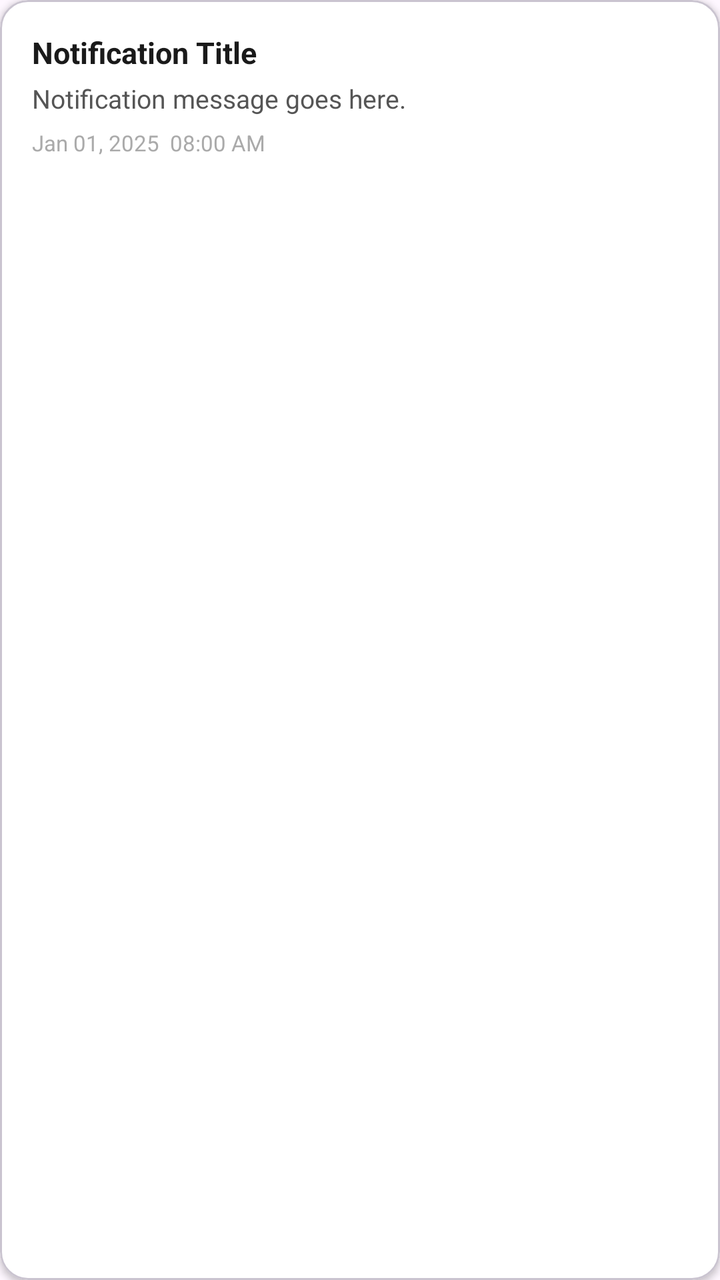
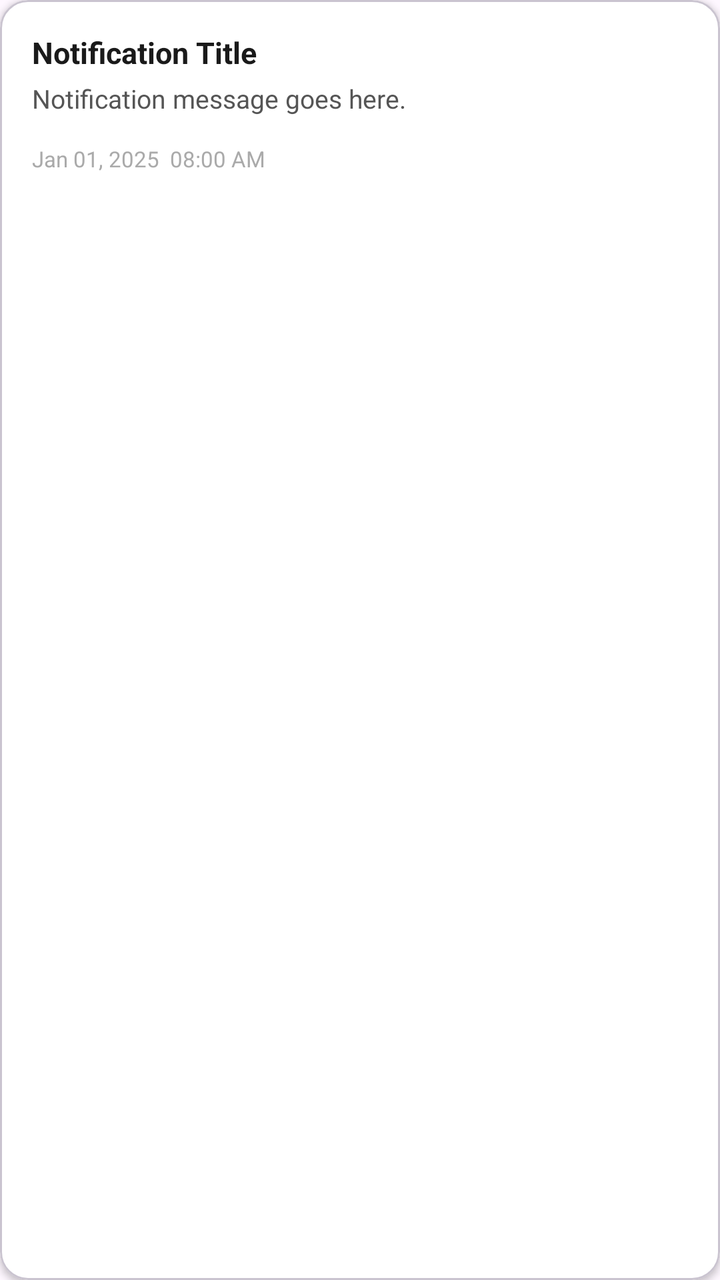

An Android layout rendered at two revisions. The XML below is the earlier revision; the diff shows what the commit changed to produce the second picture.
<!-- AndroidManifest.xml: application theme Theme.StreetAssist -->
<!-- res/layout/item_notification.xml -->
<?xml version="1.0" encoding="utf-8"?>
<com.google.android.material.card.MaterialCardView
    xmlns:android="http://schemas.android.com/apk/res/android"
    xmlns:app="http://schemas.android.com/apk/res-auto"
    android:layout_width="match_parent"
    android:layout_height="wrap_content"
    android:layout_marginBottom="10dp"
    app:cardBackgroundColor="@android:color/white"
    app:cardCornerRadius="14dp"
    app:cardElevation="2dp">

    <RelativeLayout
        android:layout_width="match_parent"
        android:layout_height="wrap_content"
        android:padding="16dp">

        
        <View
            android:id="@+id/dotUnread"
            android:layout_width="10dp"
            android:layout_height="10dp"
            android:layout_alignParentEnd="true"
            android:layout_centerVertical="true"
            android:background="@drawable/circle_bg_light_blue"
            android:backgroundTint="#4169E1"
            android:visibility="gone" />

        
        <TextView
            android:id="@+id/tvNotifTitle"
            android:layout_width="wrap_content"
            android:layout_height="wrap_content"
            android:layout_toStartOf="@id/dotUnread"
            android:text="Notification Title"
            android:textColor="#1A1A1A"
            android:textSize="15sp"
            android:textStyle="bold" />

        
        <TextView
            android:id="@+id/tvNotifMessage"
            android:layout_width="match_parent"
            android:layout_height="wrap_content"
            android:layout_below="@id/tvNotifTitle"
            android:layout_marginTop="4dp"
            android:layout_toStartOf="@id/dotUnread"
            android:text="Notification message goes here."
            android:textColor="#555555"
            android:textSize="13sp" />

        
        <TextView
            android:id="@+id/tvNotifTime"
            android:layout_width="wrap_content"
            android:layout_height="wrap_content"
            android:layout_below="@id/tvNotifMessage"
            android:layout_marginTop="6dp"
            android:text="Jan 01, 2025  08:00 AM"
            android:textColor="#AAAAAA"
            android:textSize="11sp" />

    </RelativeLayout>
</com.google.android.material.card.MaterialCardView>
<!-- resources referenced by this layout -->
<resources>
  <!-- drawable circle_bg_light_blue (drawable) -->
  <?xml version="1.0" encoding="utf-8"?>
  <selector xmlns:android="http://schemas.android.com/apk/res/android">
      <shape xmlns:android="http://schemas.android.com/apk/res/android" android:shape="oval">
          <solid android:color="#E8EFFF" />
      </shape>
  </selector>
  <style name="Theme.StreetAssist" parent="Base.Theme.StreetAssist" />
  <style name="Base.Theme.StreetAssist" parent="Theme.Material3.DayNight.NoActionBar">
          
          
      </style>
</resources>

<!-- the commit's change to res/layout/item_notification.xml (unified diff, before → after) -->
@@ -20,7 +20,8 @@
             android:layout_width="10dp"
             android:layout_height="10dp"
             android:layout_alignParentEnd="true"
-            android:layout_centerVertical="true"
+            android:layout_marginTop="4dp"
+            android:layout_alignParentTop="true"
             android:background="@drawable/circle_bg_light_blue"
             android:backgroundTint="#4169E1"
             android:visibility="gone" />
@@ -31,6 +32,7 @@
             android:layout_width="wrap_content"
             android:layout_height="wrap_content"
             android:layout_toStartOf="@id/dotUnread"
+            android:layout_alignParentTop="true"
             android:text="Notification Title"
             android:textColor="#1A1A1A"
             android:textSize="15sp"
@@ -49,11 +51,44 @@
             android:textSize="13sp" />
 
         
+        <LinearLayout
+            android:id="@+id/layoutChipRow"
+            android:layout_width="wrap_content"
+            android:layout_height="wrap_content"
+            android:layout_below="@id/tvNotifMessage"
+            android:layout_marginTop="8dp"
+            android:gravity="center_vertical"
+            android:orientation="horizontal">
+
+            
+            <View
+                android:id="@+id/dotStatus"
+                android:layout_width="8dp"
+                android:layout_height="8dp"
+                android:layout_marginEnd="6dp"
+                android:background="@drawable/circle_bg_light_blue"
+                android:visibility="gone" />
+
+            
+            <TextView
+                android:id="@+id/tvNotifStatus"
+                android:layout_width="wrap_content"
+                android:layout_height="wrap_content"
+                android:paddingHorizontal="10dp"
+                android:paddingVertical="3dp"
+                android:text="In Progress"
+                android:textSize="11sp"
+                android:textStyle="bold"
+                android:visibility="gone" />
+
+        </LinearLayout>
+
+        
         <TextView
             android:id="@+id/tvNotifTime"
             android:layout_width="wrap_content"
             android:layout_height="wrap_content"
-            android:layout_below="@id/tvNotifMessage"
+            android:layout_below="@id/layoutChipRow"
             android:layout_marginTop="6dp"
             android:text="Jan 01, 2025  08:00 AM"
             android:textColor="#AAAAAA"
